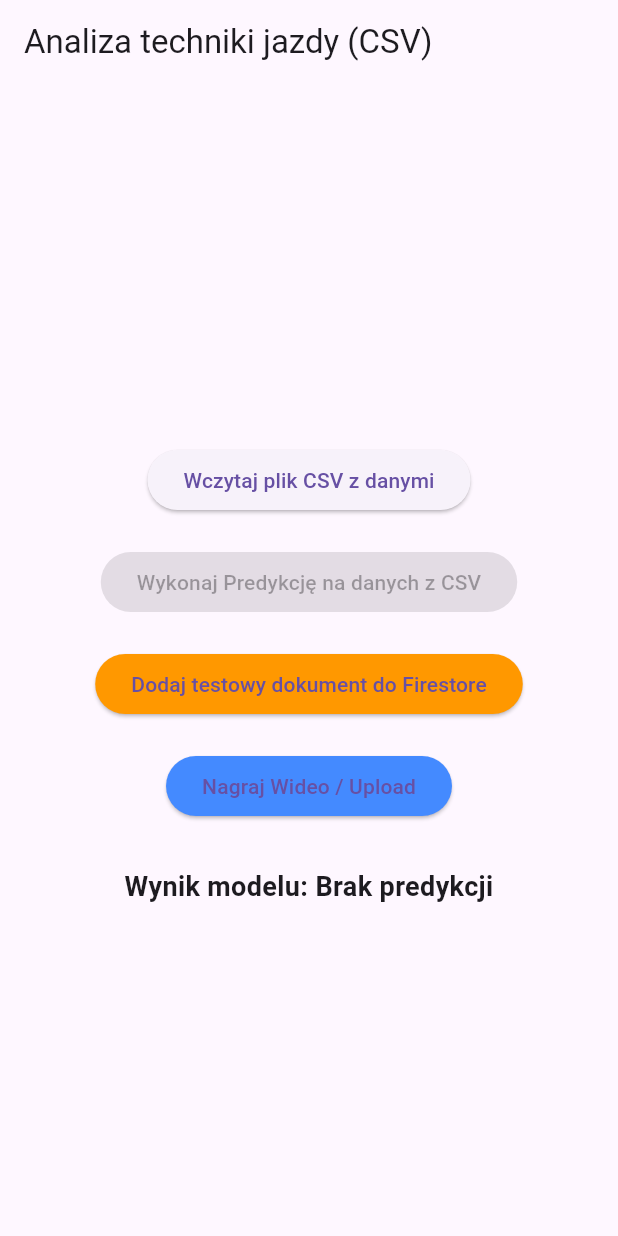
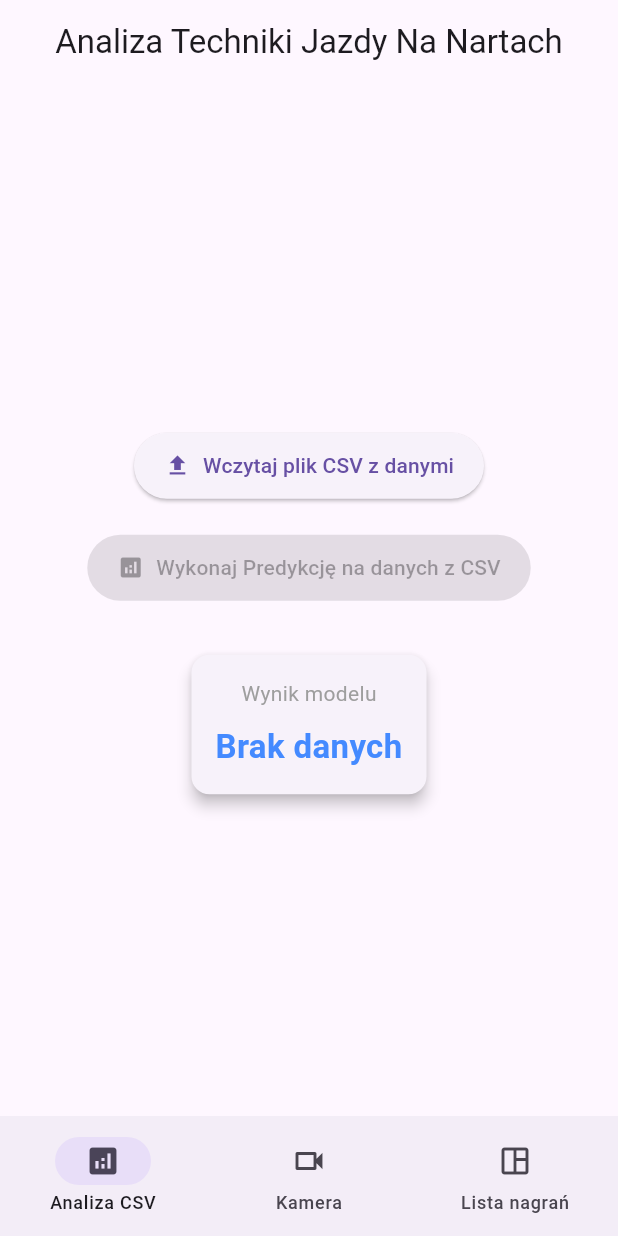
Before and after one commit to pwolan/ski-app, a Flutter app: the screen it shows after launch, on a phone screen of 412 x 824 dp. Run offline on Flutter 3.47's test engine with Material 3 defaults, Android fonts, the light colour scheme and no system bars; our stand-ins replace camera, cloud_firestore, file_picker, firebase_core, firebase_storage, logger and 1 more; missing offline and left inert: flutter_onnxruntime; accounts and stored records are empty.

Commit message:
Added video list, upgraded UI

```diff
--- a/lib/camera_screen.dart
+++ b/lib/camera_screen.dart
@@ -99,7 +99,7 @@ class _CameraScreenState extends State<CameraScreen> {
       _logger.i("Processing video: ${ref.fullPath} - (Mock implementation)");
       if (mounted) {
         ScaffoldMessenger.of(context).showSnackBar(
-           SnackBar(content: Text('Video uploaded! Processing started...')),
+           SnackBar(content: Text('Wideo wysłane! Przetwarzanie rozpoczęte...')),
         );
       }
 
@@ -122,7 +122,7 @@ class _CameraScreenState extends State<CameraScreen> {
   @override
   Widget build(BuildContext context) {
     return Scaffold(
-      appBar: AppBar(title: const Text('Nagraj Wideo')),
+      appBar: AppBar(title: const Text('Nagrywanie Wideo')),
       body: FutureBuilder<void>(
         future: _initializeControllerFuture,
         builder: (context, snapshot) {
@@ -145,7 +145,7 @@ class _CameraScreenState extends State<CameraScreen> {
                           CircularProgressIndicator(),
                           SizedBox(height: 16),
                           Text(
-                            "Uploading...",
+                            "Wysyłanie...",
                             style: TextStyle(color: Colors.white, fontSize: 18),
                           )
                         ],
--- a/lib/main.dart
+++ b/lib/main.dart
@@ -9,6 +9,7 @@ import 'package:firebase_core/firebase_core.dart';
 import 'package:cloud_firestore/cloud_firestore.dart';
 import 'firebase_options.dart'; // Wygenerowane przez flutterfire configure
 import 'camera_screen.dart';
+import 'recordings_list_screen.dart';
 
 void main() async {
   WidgetsFlutterBinding.ensureInitialized();
@@ -47,6 +48,8 @@ class _HomePageState extends State<HomePage> {
   List<List<double>>? _csvSensorData;
   String? _predictionResult;
   String? _fileName;
+
+  int _selectedIndex = 0;
 
   @override
   void initState() {
@@ -90,24 +93,6 @@ class _HomePageState extends State<HomePage> {
     }
   }
 
-  Future<void> _addTestDocument() async {
-    try {
-      await FirebaseFirestore.instance.collection('test_collection').add({
-        'timestamp': FieldValue.serverTimestamp(),
-        'message': 'Hello from Flutter!',
-        'device': Platform.operatingSystem,
-      });
-      ScaffoldMessenger.of(context).showSnackBar(
-        const SnackBar(content: Text('Dodano dokument do test_collection')),
-      );
-    } catch (e) {
-      logger.e("Błąd Firestore: $e");
-      ScaffoldMessenger.of(context).showSnackBar(
-        SnackBar(content: Text('Błąd zapisu do Firestore: $e')),
-      );
-    }
-  }
-
   Future<void> _performInference() async {
     if (_csvSensorData == null || _csvSensorData!.isEmpty) {
       ScaffoldMessenger.of(context).showSnackBar(
@@ -141,54 +126,126 @@ class _HomePageState extends State<HomePage> {
 
   @override
   Widget build(BuildContext context) {
-    return Scaffold(
-      appBar: AppBar(title: const Text("Analiza techniki jazdy (CSV)")),
-      body: Center(
+    Widget page;
+    switch (_selectedIndex) {
+      case 0:
+        page = Center(
           child: Padding(
             padding: const EdgeInsets.all(16.0),
             child: Column(
               mainAxisAlignment: MainAxisAlignment.center,
               children: [
                 if (_fileName != null)
-                Text('Wczytano: $_fileName', style: const TextStyle(fontSize: 16)),
+                  Padding(
+                    padding: const EdgeInsets.only(bottom: 10.0),
+                    child: Text('Wczytano: $_fileName', style: const TextStyle(fontSize: 16, fontWeight: FontWeight.bold)),
+                  ),
                 if (_csvSensorData != null)
-                Text('Liczba próbek: ${_csvSensorData!.length}', style: const TextStyle(fontSize: 14)),
+                  Text('Liczba próbek: ${_csvSensorData!.length}', style: const TextStyle(fontSize: 14, color: Colors.grey)),
                 const SizedBox(height: 20),
-              ElevatedButton(
+                ElevatedButton.icon(
                   onPressed: _pickDataFromFile,
-                child: const Text('Wczytaj plik CSV z danymi'),
+                  icon: const Icon(Icons.file_upload),
+                  label: const Text('Wczytaj plik CSV z danymi'),
+                  style: ElevatedButton.styleFrom(
+                    padding: const EdgeInsets.symmetric(horizontal: 20, vertical: 12),
+                  ),
                 ),
                 const SizedBox(height: 20),
-              ElevatedButton(
+                ElevatedButton.icon(
                   onPressed: _csvSensorData != null ? _performInference : null,
-                child: const Text('Wykonaj Predykcję na danych z CSV'),
+                  icon: const Icon(Icons.analytics),
+                  label: const Text('Wykonaj Predykcję na danych z CSV'),
+                  style: ElevatedButton.styleFrom(
+                    padding: const EdgeInsets.symmetric(horizontal: 20, vertical: 12),
                   ),
+                ),
+                const SizedBox(height: 30),
+                Card(
+                  elevation: 4,
+                  child: Padding(
+                    padding: const EdgeInsets.all(16.0),
+                    child: Column(
+                      children: [
+                        const Text("Wynik modelu", style: TextStyle(fontSize: 14, color: Colors.grey)),
+                        const SizedBox(height: 10),
+                        Text(
+                          _predictionResult ?? "Brak danych",
+                          textAlign: TextAlign.center,
+                          style: const TextStyle(fontSize: 22, fontWeight: FontWeight.bold, color: Colors.blueAccent),
+                        ),
+                      ],
+                    ),
+                  ),
+                ),
+              ],
+            ),
+          ),
+        );
+        break;
+      case 1:
+        page = Center(
+          child: Column(
+            mainAxisAlignment: MainAxisAlignment.center,
+            children: [
+              const Icon(Icons.videocam_outlined, size: 100, color: Colors.blueAccent),
               const SizedBox(height: 20),
-              ElevatedButton(
-                onPressed: _addTestDocument,
-                style: ElevatedButton.styleFrom(backgroundColor: Colors.orange),
-                child: const Text('Dodaj testowy dokument do Firestore'),
-              ),
-              const SizedBox(height: 20),
-              ElevatedButton(
+              ElevatedButton.icon(
                 onPressed: () {
                   Navigator.push(
                     context,
                     MaterialPageRoute(builder: (context) => const CameraScreen()),
                   );
                 },
-                style: ElevatedButton.styleFrom(backgroundColor: Colors.blueAccent),
-                child: const Text('Nagraj Wideo / Upload'),
+                style: ElevatedButton.styleFrom(
+                  backgroundColor: Colors.blueAccent,
+                  padding: const EdgeInsets.symmetric(horizontal: 30, vertical: 15),
+                  shape: RoundedRectangleBorder(borderRadius: BorderRadius.circular(30)),
                 ),
-              const SizedBox(height: 30),
-              Text(
-                'Wynik modelu: ${_predictionResult ?? "Brak predykcji"}',
-                textAlign: TextAlign.center,
-                style: const TextStyle(fontSize: 18, fontWeight: FontWeight.bold),
+                icon: const Icon(Icons.camera_alt, color: Colors.white),
+                label: const Text('Nagraj Wideo', style: TextStyle(fontSize: 18, color: Colors.white)),
               ),
             ],
           ),
+        );
+        break;
+      case 2:
+        page = RecordingsListScreen(model: model);
+        break;
+      default:
+        page = Container();
+    }
+
+    return Scaffold(
+      appBar: AppBar(
+        title: const Text("Analiza Techniki Jazdy Na Nartach"),
+        centerTitle: true,
       ),
+      body: page,
+      bottomNavigationBar: NavigationBar(
+        selectedIndex: _selectedIndex,
+        onDestinationSelected: (int index) {
+          setState(() {
+            _selectedIndex = index;
+          });
+        },
+        destinations: const <NavigationDestination>[
+          NavigationDestination(
+            selectedIcon: Icon(Icons.analytics),
+            icon: Icon(Icons.analytics_outlined),
+            label: 'Analiza CSV',
+          ),
+          NavigationDestination(
+            selectedIcon: Icon(Icons.videocam),
+            icon: Icon(Icons.videocam_outlined),
+            label: 'Kamera',
+          ),
+          NavigationDestination(
+            selectedIcon: Icon(Icons.space_dashboard),
+            icon: Icon(Icons.space_dashboard_outlined),
+            label: 'Lista nagrań',
+          ),
+        ],
       ),
     );
   }
```
Also changed, not shown: lib/models.dart (+4 -3 lines), lib/recordings_list_screen.dart (added, +229 -0 lines). Lines whose indentation alone changed are shown as unchanged.
